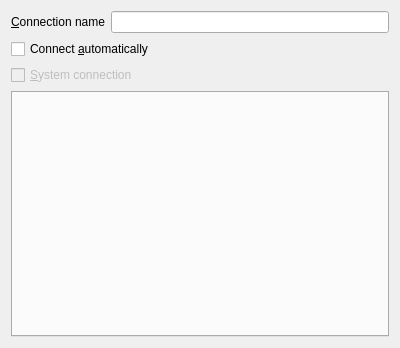
Qt form libs/ui/connection.ui (KDE/networkmanagement) before a commit.
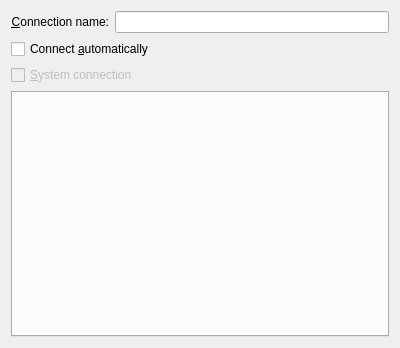
The same form after that commit. Custom widgets are drawn as their Qt base class.

Commit message: GUI: Changing label alignment, capitalization and ':' according to http://techbase.kde.org/Projects/Usability/HIG. CCMAIL: wstephenson@kde.org

The edit to the form file:
```diff
--- a/libs/ui/connection.ui
+++ b/libs/ui/connection.ui
@@ -13,11 +13,14 @@
    <item>
     <layout class="QHBoxLayout" name="horizontalLayout" >
      <item>
-      <widget class="QLabel" name="label" >
-       <property name="text" >
-        <string>&amp;Connection name</string>
+      <widget class="QLabel" name="label">
+       <property name="text">
+        <string>&amp;Connection name:</string>
        </property>
-       <property name="buddy" >
+       <property name="alignment">
+        <set>Qt::AlignRight|Qt::AlignTrailing|Qt::AlignVCenter</set>
+       </property>
+       <property name="buddy">
         <cstring>id</cstring>
        </property>
       </widget>
```
Left out of the diff: 25 changed lines with no effect on the pictures. The commit also changes 20 other files.
